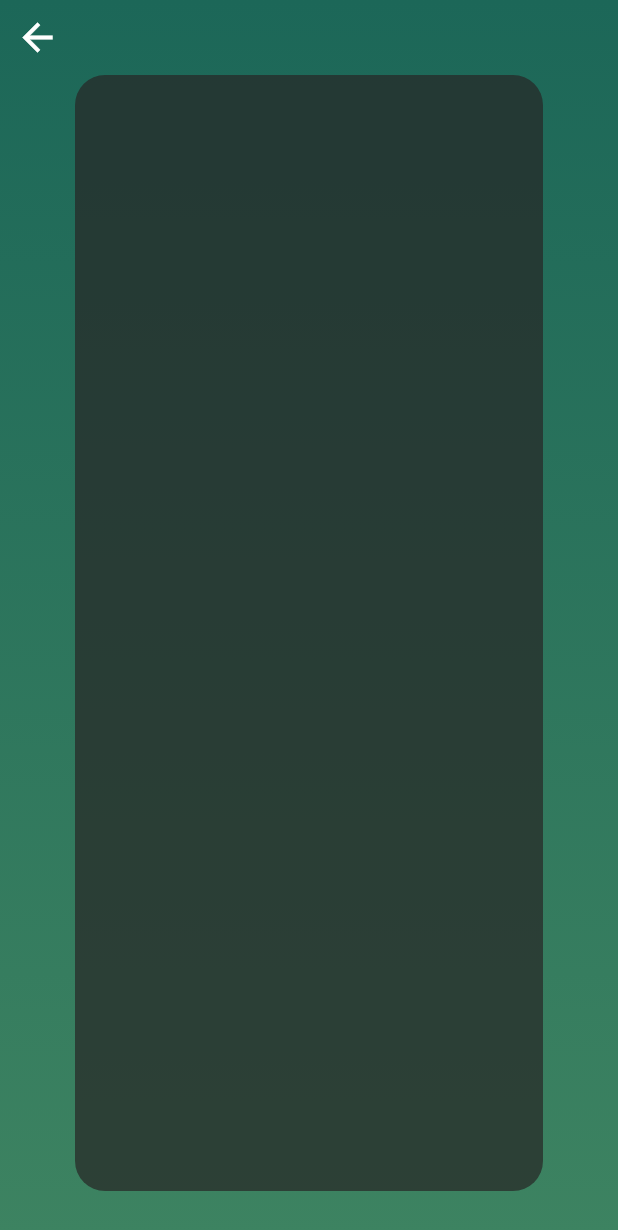
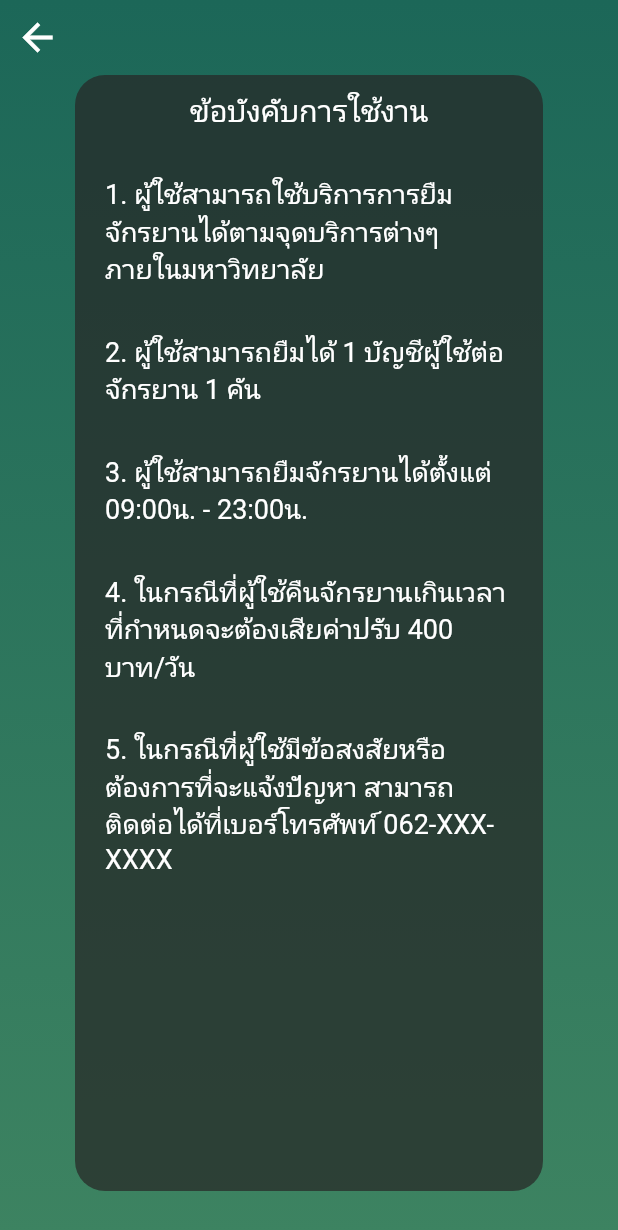
Before and after one commit to Zesiria/cs344-ku-bike-borrow, a Flutter app: the Help screen opened directly, on a phone screen of 412 x 824 dp. Shown: the top 1230 px of the screen. Run offline on Flutter 3.47's test engine with Material 2 defaults, Android fonts, the phone set to English and light mode, and no system bars; our stand-ins replace google_nav_bar.

Commit message:
Commit help page

```diff
--- a/lib/help.dart
+++ b/lib/help.dart
@@ -71,8 +71,75 @@ class Help extends StatelessWidget {
                       color: Color.fromRGBO(38, 36, 36, 0.7),
                       borderRadius: BorderRadius.circular(20),
                   ),
+                  child: Column(
+                  // crossAxisAlignment: CrossAxisAlignment.center,
+                  // mainAxisAlignment: MainAxisAlignment.start,
+                      children: [
+                        Padding(
+                          padding: EdgeInsets.fromLTRB(40, 10, 40, 20),
+                            child: Text(
+                            'ข้อบังคับการใช้งาน',
+                            style: TextStyle(
+                            fontSize: 20,
+                            color: Colors.white,
+                            ),
+                          ),
+                        ),
+                        Column(
+                          crossAxisAlignment: CrossAxisAlignment.start,
+                          mainAxisAlignment: MainAxisAlignment.start,
+                          children: [
+                            Padding(padding: EdgeInsets.fromLTRB(20, 10, 20, 20),
+                              child: Text(
+                                '1. ผู้ใช้สามารถใช้บริการการยืมจักรยานได้ตามจุดบริการต่างๆภายในมหาวิทยาลัย',
+                                style: TextStyle(
+                                fontSize: 18,
+                                color: Colors.white,
+                                ),
+                              ),
+                            ),
+                            Padding(padding: EdgeInsets.fromLTRB(20, 10, 20, 20),
+                              child: Text(
+                                '2. ผู้ใช้สามารถยืมได้ 1 บัญชีผู้ใช้ต่อจักรยาน 1 คัน',
+                                style: TextStyle(
+                                fontSize: 18,
+                                color: Colors.white,
+                                ),
+                              ),
+                            ),
+                            Padding(padding: EdgeInsets.fromLTRB(20, 10, 20, 20),
+                              child: Text(
+                                '3. ผู้ใช้สามารถยืมจักรยานได้ตั้งแต่ 09:00น. - 23:00น.',
+                                style: TextStyle(
+                                fontSize: 18,
+                                color: Colors.white,
+                                ),
+                              ),
+                            ),
+                            Padding(padding: EdgeInsets.fromLTRB(20, 10, 20, 20),
+                              child: Text(
+                                '4. ในกรณีที่ผู้ใช้คืนจักรยานเกินเวลาที่กำหนดจะต้องเสียค่าปรับ 400 บาท/วัน',
+                                style: TextStyle(
+                                fontSize: 18,
+                                color: Colors.white,
+                                ),
+                              ),
+                            ),
+                            Padding(padding: EdgeInsets.fromLTRB(20, 10, 20, 20),
+                              child: Text(
+                                '5. ในกรณีที่ผู้ใช้มีข้อสงสัยหรือต้องการที่จะแจ้งปัญหา สามารถติดต่อได้ที่เบอร์โทรศัพท์ 062-XXX-XXXX',
+                                style: TextStyle(
+                                fontSize: 18,
+                                color: Colors.white,
+                                ),
+                              ),
+                            ),
+                          ]
+                        ),
+                      ]
                 ),
               ),
+            ),
           ],
         ),
     );
```
